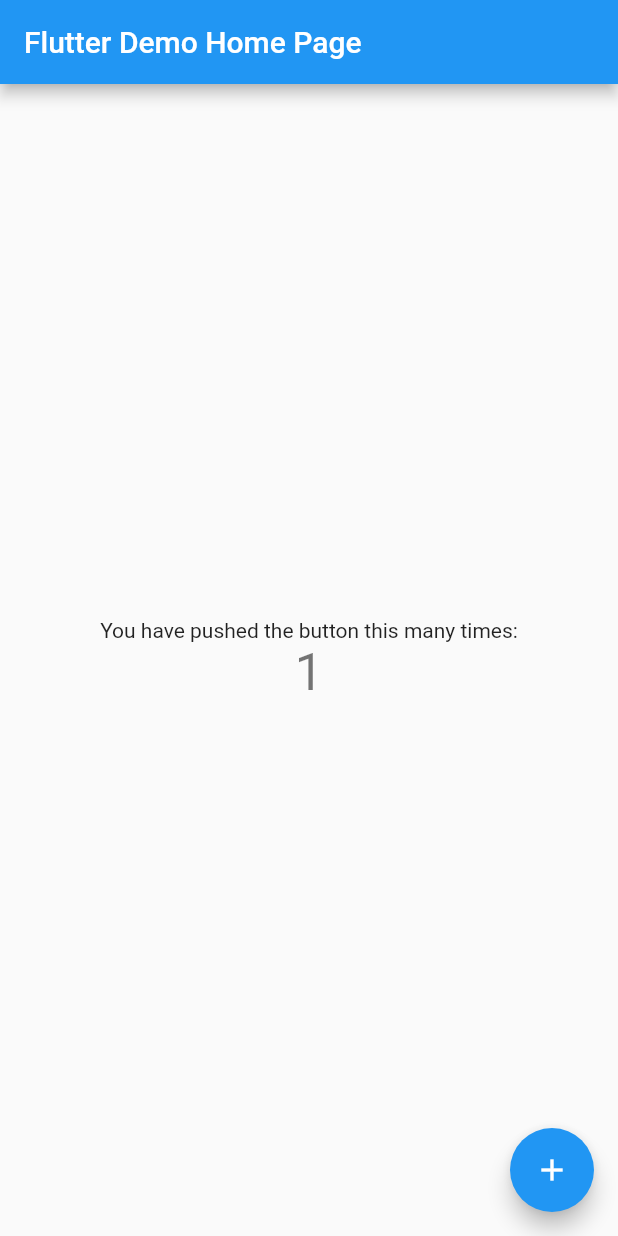
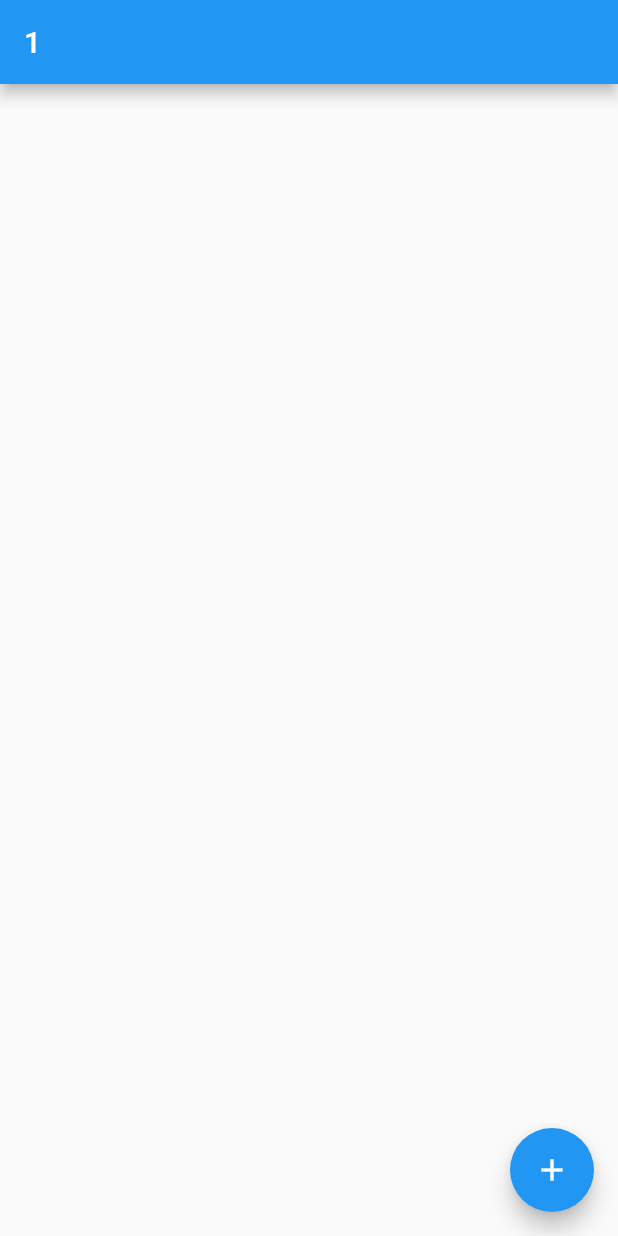
Before and after one commit to ElgizCebrayilov992/mobx_dio_example, a Flutter app: the screen it shows after launch, after a tap on the "add" icon, on a phone screen of 412 x 824 dp. Run offline on Flutter 3.47's test engine with Material 2 defaults, Android fonts, the phone set to English and light mode, and no system bars; our stand-ins replace flutter_mobx, mobx; generated files the repository leaves out were written again.

Commit message:
Tam edilmedi

```diff
--- /dev/null
+++ b/lib/feature/task/view/task_view.dart
@@ -0,0 +1,26 @@
+import 'package:flutter/material.dart';
+import 'package:flutter_mobx/flutter_mobx.dart';
+import '../viewmodel/task_view_model.dart';
+
+class TaskView extends StatelessWidget {
+  final _viewModel = TaskViewModel();
+
+  @override
+  Widget build(BuildContext context) {
+    return Scaffold(
+      floatingActionButton: FloatingActionButton(
+        onPressed: () {
+          _viewModel.onIncrementCount();
+        },
+        child: Icon(Icons.add),
+      ),
+      appBar: AppBar(
+        title: Observer(
+          builder: (_) => Text(
+            _viewModel.count.toString(),
+          ),
+        ),
+      ),
+    );
+  }
+}
--- a/lib/main.dart
+++ b/lib/main.dart
@@ -1,7 +1,10 @@
 import 'package:flutter/material.dart';
+import 'feature/task/view/task_view.dart';
 
 void main() {
-  runApp(MyApp());
+  runApp(
+    MyApp(),
+  );
 }
 
 class MyApp extends StatelessWidget {
@@ -11,103 +14,9 @@
     return MaterialApp(
       title: 'Flutter Demo',
       theme: ThemeData(
-        // This is the theme of your application.
-        //
-        // Try running your application with "flutter run". You'll see the
-        // application has a blue toolbar. Then, without quitting the app, try
-        // changing the primarySwatch below to Colors.green and then invoke
-        // "hot reload" (press "r" in the console where you ran "flutter run",
-        // or simply save your changes to "hot reload" in a Flutter IDE).
-        // Notice that the counter didn't reset back to zero; the application
-        // is not restarted.
         primarySwatch: Colors.blue,
       ),
-      home: MyHomePage(title: 'Flutter Demo Home Page'),
+      home: TaskView(),
     );
   }
 }
-
-class MyHomePage extends StatefulWidget {
-  MyHomePage({Key? key, this.title}) : super(key: key);
-
-  // This widget is the home page of your application. It is stateful, meaning
-  // that it has a State object (defined below) that contains fields that affect
-  // how it looks.
-
-  // This class is the configuration for the state. It holds the values (in this
-  // case the title) provided by the parent (in this case the App widget) and
-  // used by the build method of the State. Fields in a Widget subclass are
-  // always marked "final".
-
-  final String? title;
-
-  @override
-  _MyHomePageState createState() => _MyHomePageState();
-}
-
-class _MyHomePageState extends State<MyHomePage> {
-  int _counter = 0;
-
-  void _incrementCounter() {
-    setState(() {
-      // This call to setState tells the Flutter framework that something has
-      // changed in this State, which causes it to rerun the build method below
-      // so that the display can reflect the updated values. If we changed
-      // _counter without calling setState(), then the build method would not be
-      // called again, and so nothing would appear to happen.
-      _counter++;
-    });
-  }
-
-  @override
-  Widget build(BuildContext context) {
-    // This method is rerun every time setState is called, for instance as done
-    // by the _incrementCounter method above.
-    //
-    // The Flutter framework has been optimized to make rerunning build methods
-    // fast, so that you can just rebuild anything that needs updating rather
-    // than having to individually change instances of widgets.
-    return Scaffold(
-      appBar: AppBar(
-        // Here we take the value from the MyHomePage object that was created by
-        // the App.build method, and use it to set our appbar title.
-        title: Text(widget.title!),
-      ),
-      body: Center(
-        // Center is a layout widget. It takes a single child and positions it
-        // in the middle of the parent.
-        child: Column(
-          // Column is also a layout widget. It takes a list of children and
-          // arranges them vertically. By default, it sizes itself to fit its
-          // children horizontally, and tries to be as tall as its parent.
-          //
-          // Invoke "debug painting" (press "p" in the console, choose the
-          // "Toggle Debug Paint" action from the Flutter Inspector in Android
-          // Studio, or the "Toggle Debug Paint" command in Visual Studio Code)
-          // to see the wireframe for each widget.
-          //
-          // Column has various properties to control how it sizes itself and
-          // how it positions its children. Here we use mainAxisAlignment to
-          // center the children vertically; the main axis here is the vertical
-          // axis because Columns are vertical (the cross axis would be
-          // horizontal).
-          mainAxisAlignment: MainAxisAlignment.center,
-          children: <Widget>[
-            Text(
-              'You have pushed the button this many times:',
-            ),
-            Text(
-              '$_counter',
-              style: Theme.of(context).textTheme.headline4,
-            ),
-          ],
-        ),
-      ),
-      floatingActionButton: FloatingActionButton(
-        onPressed: _incrementCounter,
-        tooltip: 'Increment',
-        child: Icon(Icons.add),
-      ), // This trailing comma makes auto-formatting nicer for build methods.
-    );
-  }
-}
--- a/pubspec.yaml
+++ b/pubspec.yaml
@@ -31,6 +31,10 @@
   mobx: ^2.0.1
   flutter_mobx: ^2.0.0
   mobx_codegen: ^2.0.1+3
+  pedantic: ^1.11.0
+  build_runner: ^2.0.4
+  json_serializable: ^4.1.3
+  json_annotation: ^4.0.1
 dev_dependencies:
   flutter_test:
     sdk: flutter
```
Also changed, not shown: lib/feature/task/model/task_model.dart (added, +20 -0 lines), lib/feature/task/viewmodel/task_view_model.dart (added, +20 -0 lines), pubspec.lock, 1 other file.
